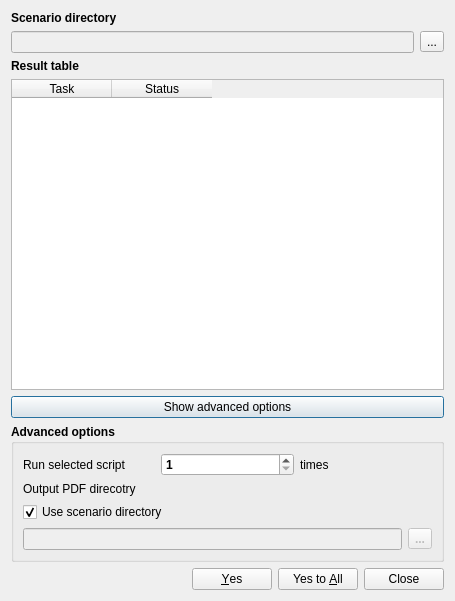
Qt form safe_qgis/ui/batch_dialog_base.ui (inasafe/inasafe) before a commit.
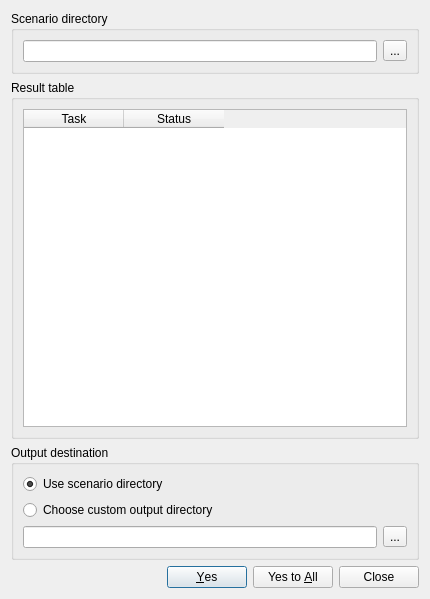
The same form after that commit.

```diff
--- a/safe_qgis/ui/batch_dialog_base.ui
+++ b/safe_qgis/ui/batch_dialog_base.ui
@@ -6,75 +6,41 @@
    <rect>
     <x>0</x>
     <y>0</y>
-    <width>455</width>
-    <height>601</height>
+    <width>430</width>
+    <height>599</height>
    </rect>
   </property>
   <property name="windowTitle">
    <string>Dialog</string>
   </property>
-  <layout class="QGridLayout" name="gridLayout_2">
+  <layout class="QGridLayout" name="gridLayout_3">
    <item row="0" column="0">
-    <widget class="QLabel" name="scenarioDirLabel">
-     <property name="font">
-      <font>
-       <weight>75</weight>
-       <bold>true</bold>
-      </font>
-     </property>
-     <property name="text">
+    <widget class="QGroupBox" name="groupBox">
+     <property name="title">
       <string>Scenario directory</string>
      </property>
-    </widget>
-   </item>
-   <item row="1" column="0">
-    <layout class="QHBoxLayout" name="horizontalLayout_4">
+     <layout class="QHBoxLayout" name="horizontalLayout">
      <item>
-      <widget class="QLineEdit" name="leSourceDir">
-       <property name="enabled">
-        <bool>false</bool>
-       </property>
-      </widget>
+       <widget class="QLineEdit" name="source_directory"/>
      </item>
      <item>
-      <widget class="QToolButton" name="toolSourceDir">
+       <widget class="QToolButton" name="source_directory_chooser">
        <property name="text">
         <string>...</string>
        </property>
       </widget>
      </item>
     </layout>
+    </widget>
    </item>
-   <item row="2" column="0">
-    <widget class="QLabel" name="resultTableLabel">
-     <property name="font">
-      <font>
-       <weight>75</weight>
-       <bold>true</bold>
-      </font>
-     </property>
-     <property name="text">
+   <item row="1" column="0">
+    <widget class="QGroupBox" name="groupBox_2">
+     <property name="title">
       <string>Result table</string>
      </property>
-    </widget>
-   </item>
-   <item row="3" column="0">
-    <widget class="QTableWidget" name="tblScript">
-     <property name="alternatingRowColors">
-      <bool>false</bool>
-     </property>
-     <property name="selectionMode">
-      <enum>QAbstractItemView::SingleSelection</enum>
-     </property>
-     <property name="selectionBehavior">
-      <enum>QAbstractItemView::SelectRows</enum>
-     </property>
-     <property name="cornerButtonEnabled">
-      <bool>false</bool>
-     </property>
-     <attribute name="horizontalHeaderDefaultSectionSize">
-      <number>100</number>
-     </attribute>
+     <layout class="QGridLayout" name="gridLayout">
+      <item row="0" column="0">
+       <widget class="QTableWidget" name="table">
      <column>
       <property name="text">
        <string>Task</string>
@@ -87,100 +53,17 @@
      </column>
     </widget>
    </item>
-   <item row="4" column="0">
-    <widget class="QPushButton" name="pbnAdvanced">
-     <property name="text">
-      <string>Show advanced options</string>
-     </property>
-     <property name="checkable">
-      <bool>true</bool>
-     </property>
-     <property name="checked">
-      <bool>false</bool>
-     </property>
+     </layout>
     </widget>
    </item>
-   <item row="5" column="0">
-    <widget class="QGroupBox" name="gboOptions">
-     <property name="font">
-      <font>
-       <weight>75</weight>
-       <bold>true</bold>
-      </font>
-     </property>
+   <item row="2" column="0">
+    <widget class="QGroupBox" name="groupBox_3">
      <property name="title">
-      <string>Advanced options</string>
+      <string>Output destination</string>
      </property>
-     <property name="checkable">
-      <bool>false</bool>
-     </property>
-     <layout class="QGridLayout" name="gridLayout">
+     <layout class="QGridLayout" name="gridLayout_2">
       <item row="0" column="0">
-       <layout class="QHBoxLayout" name="horizontalLayout_2">
-        <item>
-         <widget class="QLabel" name="label">
-          <property name="font">
-           <font>
-            <weight>50</weight>
-            <bold>false</bold>
-           </font>
-          </property>
-          <property name="text">
-           <string>Run selected script </string>
-          </property>
-         </widget>
-        </item>
-        <item>
-         <widget class="QSpinBox" name="sboCount">
-          <property name="suffix">
-           <string/>
-          </property>
-          <property name="prefix">
-           <string/>
-          </property>
-          <property name="minimum">
-           <number>1</number>
-          </property>
-         </widget>
-        </item>
-        <item>
-         <widget class="QLabel" name="label_2">
-          <property name="font">
-           <font>
-            <weight>50</weight>
-            <bold>false</bold>
-           </font>
-          </property>
-          <property name="text">
-           <string>times</string>
-          </property>
-         </widget>
-        </item>
-       </layout>
-      </item>
-      <item row="1" column="0">
-       <layout class="QVBoxLayout" name="verticalLayout">
-        <item>
-         <widget class="QLabel" name="outputPDFDirLabel">
-          <property name="font">
-           <font>
-            <weight>50</weight>
-            <bold>false</bold>
-           </font>
-          </property>
-          <property name="text">
-           <string>Output PDF direcotry</string>
-          </property>
-         </widget>
-        </item>
-        <item>
-         <widget class="QCheckBox" name="cbDefaultOutputDir">
-          <property name="font">
-           <font>
-            <weight>50</weight>
-            <bold>false</bold>
-           </font>
-          </property>
+       <widget class="QRadioButton" name="scenario_directory_radio">
           <property name="text">
            <string>Use scenario directory</string>
           </property>
@@ -189,23 +72,20 @@
           </property>
          </widget>
         </item>
-        <item>
-         <layout class="QHBoxLayout" name="horizontalLayout_3">
-          <item>
-           <widget class="QLineEdit" name="leOutputDir">
-            <property name="enabled">
-             <bool>false</bool>
-            </property>
-            <property name="readOnly">
-             <bool>false</bool>
+      <item row="1" column="0">
+       <widget class="QRadioButton" name="custom_directory_radio">
+        <property name="text">
+         <string>Choose custom output directory</string>
             </property>
            </widget>
           </item>
+      <item row="2" column="0">
+       <layout class="QHBoxLayout" name="horizontalLayout_2">
           <item>
-           <widget class="QToolButton" name="toolOutputDir">
-            <property name="enabled">
-             <bool>false</bool>
-            </property>
+         <widget class="QLineEdit" name="output_directory"/>
+        </item>
+        <item>
+         <widget class="QToolButton" name="output_directory_chooser">
             <property name="text">
              <string>...</string>
             </property>
@@ -214,12 +94,13 @@
          </layout>
         </item>
        </layout>
-      </item>
-     </layout>
     </widget>
    </item>
-   <item row="6" column="0">
+   <item row="3" column="0">
     <widget class="QDialogButtonBox" name="buttonBox">
+     <property name="orientation">
+      <enum>Qt::Horizontal</enum>
+     </property>
      <property name="standardButtons">
       <set>QDialogButtonBox::Close|QDialogButtonBox::Yes|QDialogButtonBox::YesToAll</set>
      </property>
```
Left out of the diff: 26 changed lines with no effect on the pictures. Lines whose indentation alone changed are shown as unchanged.
